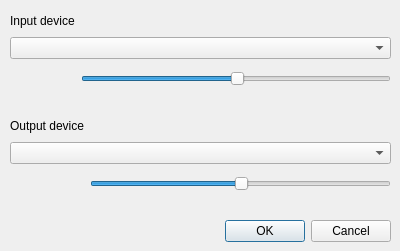
walrusfriend/Comm-Tool, file settings.ui: the form before one commit.
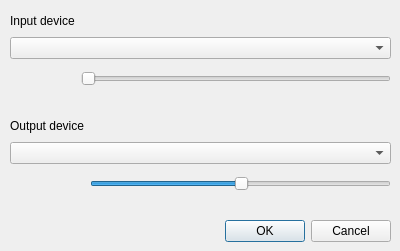
The form after the commit. Icons and pictures are not drawn. Custom widgets are drawn as their Qt base class.

```diff
--- a/settings.ui
+++ b/settings.ui
@@ -31,7 +31,7 @@
   <property name="windowTitle">
    <string>Dialog</string>
   </property>
-  <widget class="QWidget" name="">
+  <widget class="QWidget" name="layoutWidget">
    <property name="geometry">
     <rect>
      <x>10</x>
@@ -84,7 +84,7 @@
         <item>
          <widget class="QSlider" name="m_mic_hsld">
           <property name="sliderPosition">
-           <number>50</number>
+           <number>0</number>
           </property>
           <property name="orientation">
            <enum>Qt::Horizontal</enum>
```
